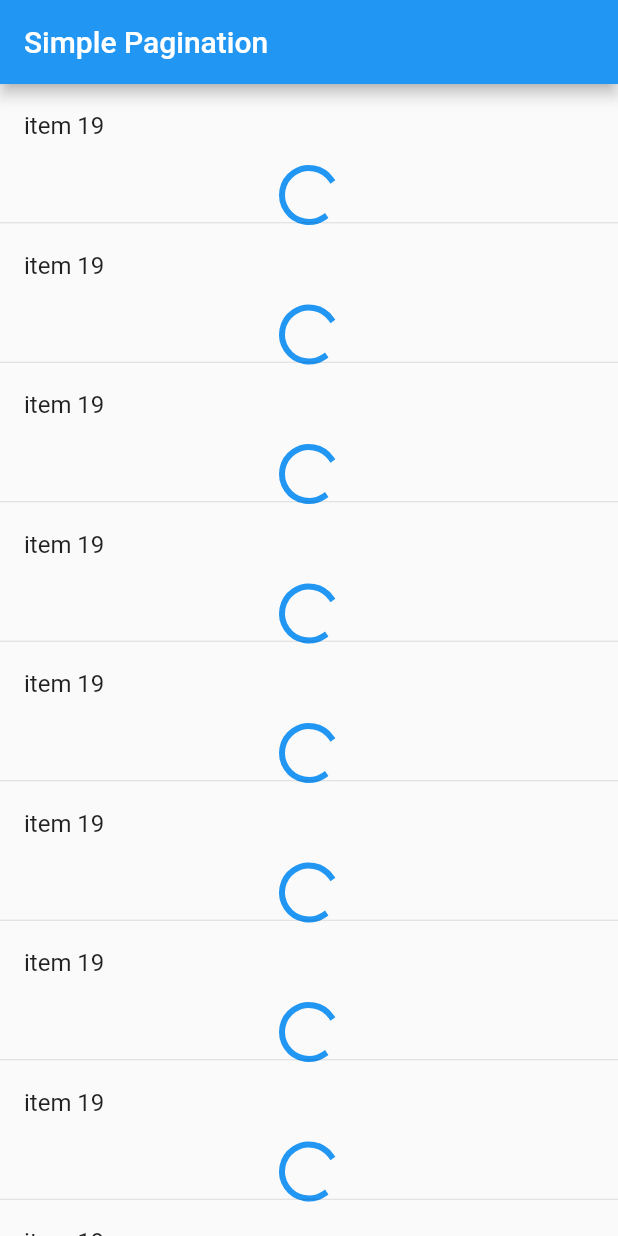
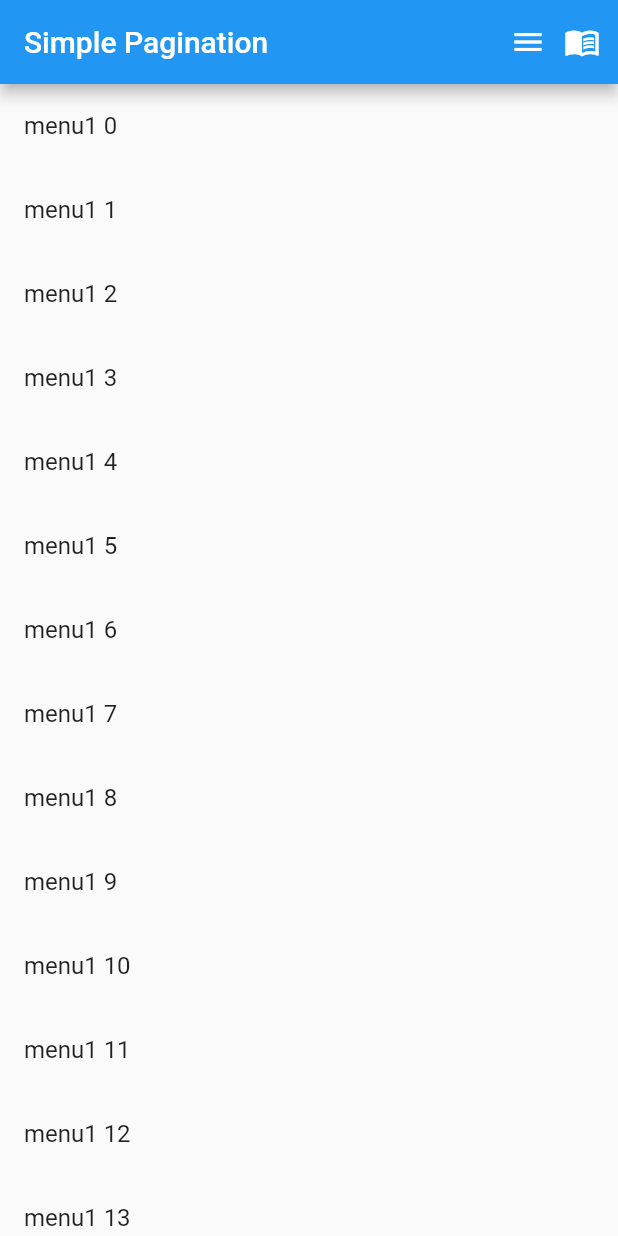
Before and after one commit to fahadhafizdev/flutter-simple-pagination, a Flutter app: the screen it shows after launch, on a phone screen of 412 x 824 dp. Run offline on Flutter 3.47's test engine with Material 2 defaults, Android fonts, the light colour scheme and no system bars.

Commit message:
finish simple pagination

```diff
--- a/lib/home_page.dart
+++ b/lib/home_page.dart
@@ -11,8 +11,14 @@ class HomePage extends StatefulWidget {
 
 class _HomePageState extends State<HomePage> {
   ScrollController scrollController = ScrollController();
+  ScrollController scrollController2 = ScrollController();
   List<String> items = [];
+  List<String> items2 = [];
   bool loading = false, allLoaded = false;
+
+  bool loading2 = false, allLoaded2 = false;
+
+  bool page1 = true, page2 = false;
 
   mockFetch() async {
     if (allLoaded) {
@@ -24,7 +30,7 @@ class _HomePageState extends State<HomePage> {
     await Future.delayed(const Duration(milliseconds: 600));
     List<String> newData = items.length >= 60
         ? []
-        : List.generate(20, (index) => 'item ${index + items.length}');
+        : List.generate(20, (index) => 'menu1 ${index + items.length}');
     if (newData.isNotEmpty) {
       items.addAll(newData);
     }
@@ -35,16 +41,47 @@ class _HomePageState extends State<HomePage> {
     });
   }
 
+  mockFetch2() async {
+    if (allLoaded2) {
+      return;
+    }
+    setState(() {
+      loading2 = true;
+    });
+    await Future.delayed(const Duration(milliseconds: 600));
+    List<String> newData = items.length >= 60
+        ? []
+        : List.generate(20, (index) => 'menu2 ${index + items2.length}');
+    if (newData.isNotEmpty) {
+      items2.addAll(newData);
+    }
+
+    setState(() {
+      loading2 = false;
+      allLoaded2 = newData.isEmpty;
+    });
+  }
+
   @override
   void initState() {
     mockFetch();
+    mockFetch2();
 
     scrollController.addListener(() {
       if (scrollController.position.pixels >=
               scrollController.position.maxScrollExtent &&
           !loading) {
-        log('PAGINATE CALL');
-        mockFetch();
+        log('PAGINATE CALL 1');
+        page1 ? mockFetch() : mockFetch2();
+      }
+    });
+
+    scrollController2.addListener(() {
+      if (scrollController2.position.pixels >=
+              scrollController2.position.maxScrollExtent &&
+          !loading2) {
+        log('PAGINATE CALL 2');
+        page1 ? mockFetch() : mockFetch2();
       }
     });
     super.initState();
@@ -53,36 +90,76 @@ class _HomePageState extends State<HomePage> {
   @override
   void dispose() {
     scrollController.dispose();
+    scrollController2.dispose();
     super.dispose();
   }
 
   @override
   Widget build(BuildContext context) {
+    Widget menu1() {
+      return ListView.builder(
+        controller: scrollController,
+        itemBuilder: (context, index) {
+          return ListTile(
+            title: Text(items[index]),
+          );
+        },
+        itemCount: items.length,
+      );
+    }
+
+    Widget menu2() {
+      return ListView.builder(
+        controller: scrollController2,
+        itemBuilder: (context, index) {
+          return ListTile(
+            title: Text(items2[index]),
+          );
+        },
+        itemCount: items2.length,
+      );
+    }
+
     return Scaffold(
       appBar: AppBar(
         title: Text('Simple Pagination'),
+        actions: [
+          SizedBox(width: 12),
+          GestureDetector(
+            onTap: () {
+              page1 = true;
+              page2 = false;
+              setState(() {});
+            },
+            child: Icon(Icons.menu),
+          ),
+          SizedBox(width: 12),
+          GestureDetector(
+            onTap: () {
+              page1 = false;
+              page2 = true;
+              setState(() {});
+            },
+            child: Icon(Icons.menu_book),
+          ),
+          SizedBox(width: 12),
+        ],
       ),
       body: (items.isNotEmpty)
-          ? ListView.separated(
-              controller: scrollController,
-              itemBuilder: (context, index) {
-                return !loading && index == items.length - 1
-                    ? ListTile(
-                        title: Text(items[index]),
-                      )
-                    : Column(
-                        children: [
-                          ListTile(
-                            title: Text(items[items.length - 1]),
-                          ),
-                          CircularProgressIndicator(),
-                        ],
-                      );
-              },
-              separatorBuilder: (context, index) {
-                return Divider(height: 1);
-              },
-              itemCount: items.length,
+          ? Stack(
+              children: [
+                page1 ? menu1() : menu2(),
+                if (loading || loading2) ...[
+                  Align(
+                    alignment: Alignment.bottomCenter,
+                    child: SizedBox(
+                      height: 30,
+                      width: 30,
+                      child: CircularProgressIndicator(),
+                    ),
+                  ),
+                ]
+              ],
             )
           : Center(
               child: CircularProgressIndicator(),
```
